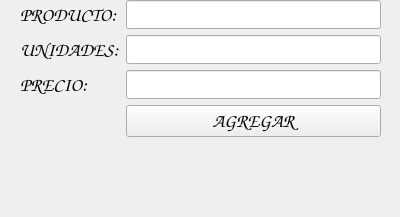
This is view/registerproduct.ui in ddiazog90/sistemaInventario as Qt 5 draws it before an edit. The edited form follows.
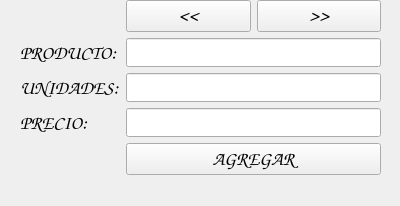
This is the edited form.

What changed in the file:
```diff
--- a/view/registerproduct.ui
+++ b/view/registerproduct.ui
@@ -7,7 +7,7 @@
     <x>0</x>
     <y>0</y>
     <width>400</width>
-    <height>217</height>
+    <height>206</height>
    </rect>
   </property>
   <property name="windowTitle">
@@ -19,11 +19,11 @@
      <x>20</x>
      <y>0</y>
      <width>361</width>
-     <height>201</height>
+     <height>191</height>
     </rect>
    </property>
    <layout class="QFormLayout" name="formLayout">
-    <item row="0" column="0">
+    <item row="1" column="0">
      <widget class="QLabel" name="label">
       <property name="font">
        <font>
@@ -37,7 +37,17 @@
       </property>
      </widget>
     </item>
-    <item row="1" column="0">
+    <item row="1" column="1">
+     <widget class="QLineEdit" name="txt_producto">
+      <property name="font">
+       <font>
+        <family>Comic Sans MS</family>
+        <pointsize>12</pointsize>
+       </font>
+      </property>
+     </widget>
+    </item>
+    <item row="2" column="0">
      <widget class="QLabel" name="label_2">
       <property name="font">
        <font>
@@ -51,7 +61,17 @@
       </property>
      </widget>
     </item>
-    <item row="2" column="0">
+    <item row="2" column="1">
+     <widget class="QLineEdit" name="txt_unidades">
+      <property name="font">
+       <font>
+        <family>Comic Sans MS</family>
+        <pointsize>12</pointsize>
+       </font>
+      </property>
+     </widget>
+    </item>
+    <item row="3" column="0">
      <widget class="QLabel" name="label_3">
       <property name="font">
        <font>
@@ -65,37 +85,17 @@
       </property>
      </widget>
     </item>
-    <item row="0" column="1">
-     <widget class="QLineEdit" name="txt_producto">
-      <property name="font">
-       <font>
-        <family>Comic Sans MS</family>
-        <pointsize>12</pointsize>
-       </font>
-      </property>
-     </widget>
-    </item>
-    <item row="1" column="1">
-     <widget class="QLineEdit" name="txt_unidades">
-      <property name="font">
-       <font>
-        <family>Comic Sans MS</family>
-        <pointsize>12</pointsize>
-       </font>
-      </property>
-     </widget>
-    </item>
-    <item row="2" column="1">
-     <widget class="QLineEdit" name="txt_precio">
-      <property name="font">
-       <font>
-        <family>Comic Sans MS</family>
-        <pointsize>12</pointsize>
-       </font>
-      </property>
-     </widget>
-    </item>
     <item row="3" column="1">
+     <widget class="QLineEdit" name="txt_precio">
+      <property name="font">
+       <font>
+        <family>Comic Sans MS</family>
+        <pointsize>12</pointsize>
+       </font>
+      </property>
+     </widget>
+    </item>
+    <item row="4" column="1">
      <widget class="QPushButton" name="btn_agregar">
       <property name="font">
        <font>
@@ -109,6 +109,38 @@
       </property>
      </widget>
     </item>
+    <item row="0" column="1">
+     <layout class="QHBoxLayout" name="horizontalLayout">
+      <item>
+       <widget class="QPushButton" name="btn_prev">
+        <property name="font">
+         <font>
+          <family>Comic Sans MS</family>
+          <pointsize>14</pointsize>
+          <bold>true</bold>
+         </font>
+        </property>
+        <property name="text">
+         <string>&lt;&lt;</string>
+        </property>
+       </widget>
+      </item>
+      <item>
+       <widget class="QPushButton" name="btn_agregar_">
+        <property name="font">
+         <font>
+          <family>Comic Sans MS</family>
+          <pointsize>14</pointsize>
+          <bold>true</bold>
+         </font>
+        </property>
+        <property name="text">
+         <string>&gt;&gt;</string>
+        </property>
+       </widget>
+      </item>
+     </layout>
+    </item>
    </layout>
   </widget>
  </widget>
```
